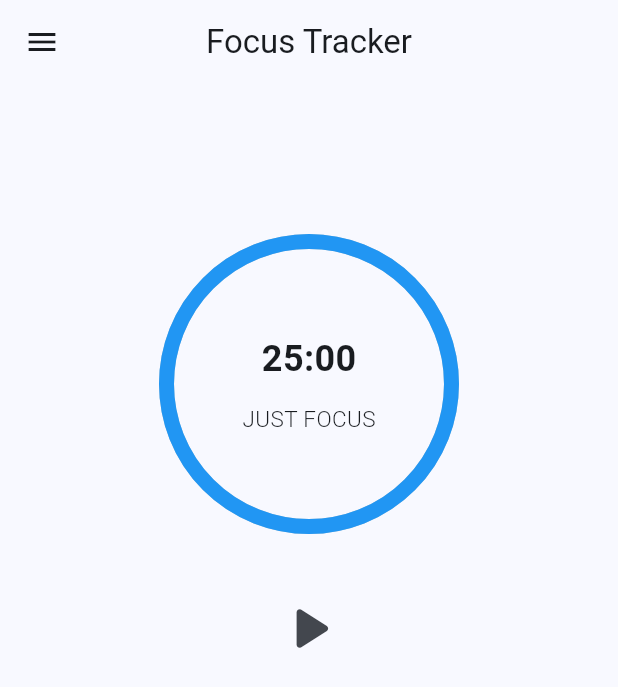
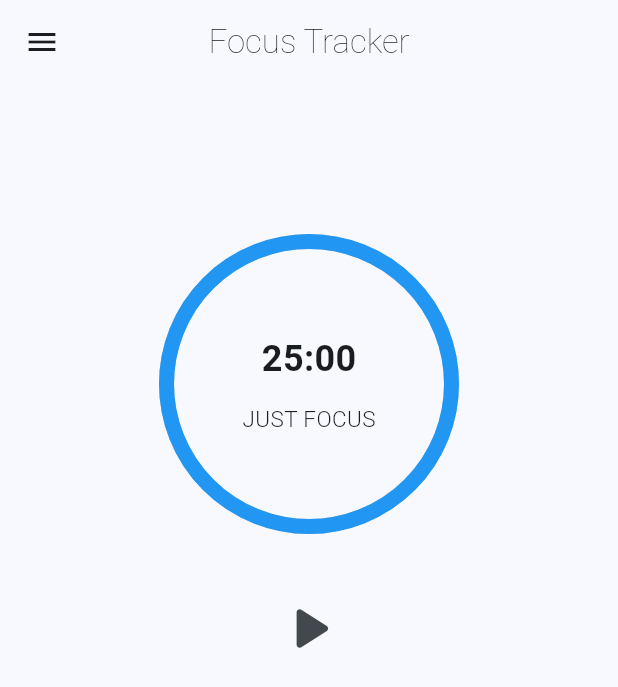
Before and after one commit to AhmadMahdaly/Focus_tracker, a Flutter app: the screen it shows after launch, on a phone screen of 412 x 824 dp. Shown: the top 687 px of the screen. Run offline on Flutter 3.47's test engine with Material 3 defaults, Android fonts, the phone set to English and light mode, and no system bars; drawn by our look-alikes of percent_indicator; our stand-ins replace audioplayers, fl_chart, flutter_local_notifications, google_nav_bar, hive, hive_flutter and 1 more; accounts and stored records are empty.

Commit message:
Refactor HomeScreen to use CustomDrawer and enhance app bar title style

```diff
--- a/lib/screens/home_screen.dart
+++ b/lib/screens/home_screen.dart
@@ -3,10 +3,7 @@ import 'package:flutter_local_notifications/flutter_local_notifications.dart';
 import 'package:focus_tracker/main.dart';
 import 'package:focus_tracker/models/achievement_model/achievement_model.dart';
 import 'package:focus_tracker/models/session_model/session_model.dart';
-import 'package:focus_tracker/screens/achievements_screen.dart';
-import 'package:focus_tracker/screens/settings_screen.dart';
-import 'package:focus_tracker/screens/stats_screen.dart';
-import 'package:focus_tracker/screens/tasks_screen.dart';
+import 'package:focus_tracker/widgets/custom_drawer.dart';
 import 'package:hive_flutter/hive_flutter.dart';
 import 'package:percent_indicator/percent_indicator.dart';
 import 'package:audioplayers/audioplayers.dart';
@@ -124,7 +121,13 @@ class _HomeScreenState extends State<HomeScreen> {
   @override
   Widget build(BuildContext context) {
     return Scaffold(
-      appBar: AppBar(title: const Text('Focus Tracker'), centerTitle: true),
+      appBar: AppBar(
+        title: const Text(
+          'Focus Tracker',
+          style: TextStyle(fontWeight: FontWeight.w200),
+        ),
+        centerTitle: true,
+      ),
       body: Center(
         child: ListView(
           children: [
@@ -180,64 +183,7 @@ class _HomeScreenState extends State<HomeScreen> {
           ],
         ),
       ),
-      drawer: Drawer(
-        child: ListView(
-          children: [
-            DrawerHeader(
-              child: Column(
-                crossAxisAlignment: CrossAxisAlignment.end,
-                children: [
-                  IconButton(
-                    onPressed: Navigator.of(context).pop,
-                    icon: Icon(Icons.arrow_forward),
-                  ),
-                  Text(''),
-                ],
-              ),
-            ),
-            ListTile(
-              leading: Icon(Icons.task_alt_outlined),
-              title: Text("Tasks"),
-              onTap: () {
-                Navigator.push(
-                  context,
-                  MaterialPageRoute(builder: (context) => const TasksScreen()),
-                );
-              },
-            ),
-            ListTile(
-              leading: Icon(Icons.analytics_outlined),
-              title: Text("Statistics"),
-              onTap: () {
-                Navigator.push(
-                  context,
-                  MaterialPageRoute(builder: (context) => const StatsScreen()),
-                );
-              },
-            ),
-            ListTile(
-              leading: Icon(Icons.star_border_rounded),
-              title: Text("Achievements"),
-              onTap: () {
-                Navigator.push(
-                  context,
-                  MaterialPageRoute(builder: (context) => AchievementsScreen()),
-                );
-              },
-            ),
-            ListTile(
-              leading: Icon(Icons.settings),
-              title: Text("Settings"),
-              onTap: () {
-                Navigator.push(
-                  context,
-                  MaterialPageRoute(builder: (context) => SettingsScreen()),
-                );
-              },
-            ),
-          ],
-        ),
-      ),
+      drawer: CustomDrawer(),
     );
   }
 }
```
